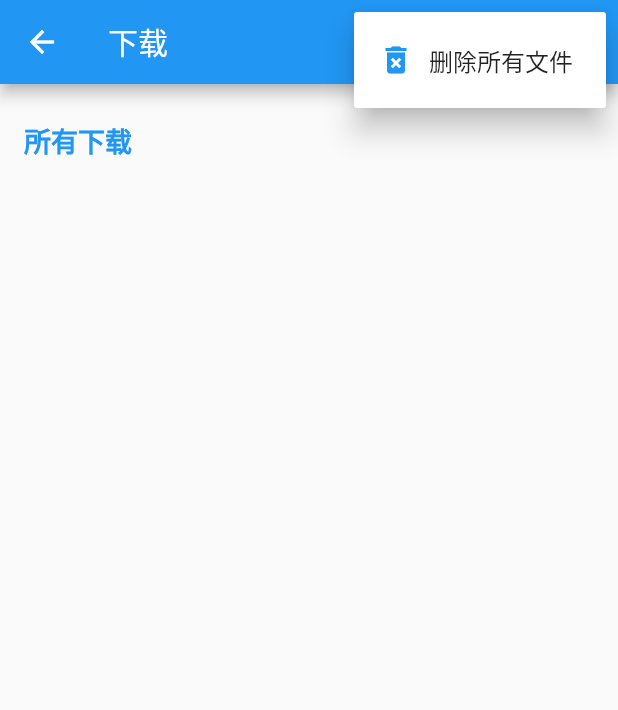
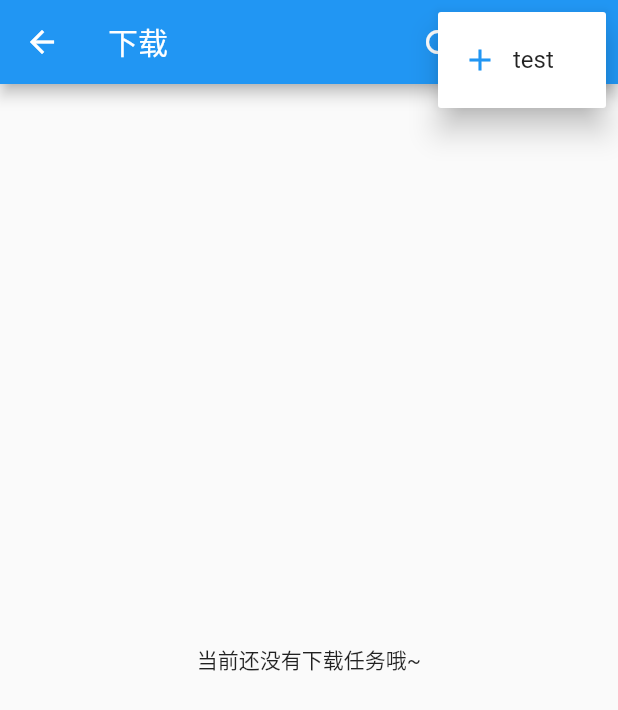
Before and after one commit to bytemain/flutter-bddisk, a Flutter app: the DownloaderPage screen opened directly, after a tap on the "more vert" icon, on a phone screen of 412 x 824 dp. Shown: the top 710 px of the screen. Run offline on Flutter 3.47's test engine with Material 2 defaults, Android fonts, the phone set to English and light mode, and no system bars; our stand-ins replace get, permission_handler, settings_ui, shared_preferences, sqflite, webview_flutter; missing offline and left inert: filesize, flutter_downloader; accounts and stored records are empty.

Commit message:
feat: 优化下载页面

```diff
--- a/lib/pages/DownloaderPage.dart
+++ b/lib/pages/DownloaderPage.dart
@@ -4,6 +4,8 @@ import 'dart:ui';
 
 import 'package:bddisk/helpers/Download.dart';
 import 'package:bddisk/helpers/DownloadRepository.dart';
+import 'package:filesize/filesize.dart';
+import 'package:flutter/cupertino.dart';
 import 'package:flutter/material.dart';
 import 'package:flutter_downloader/flutter_downloader.dart';
 import 'package:get/get.dart';
@@ -18,6 +20,12 @@ class _ItemHolder {
   _ItemHolder({this.name, this.task});
 }
 
+List<Choice> choices = const <Choice>[
+  const Choice("refresh", title: '刷新', icon: Icons.refresh),
+  const Choice("delete_all", title: '删除所有', icon: Icons.delete_sweep),
+  const Choice("test", title: 'test', icon: Icons.add),
+];
+
 class DownloaderPage extends StatefulWidget with WidgetsBindingObserver {
   final int homeIndex;
 
@@ -27,18 +35,13 @@ class DownloaderPage extends StatefulWidget with WidgetsBindingObserver {
   _DownloaderPageState createState() => new _DownloaderPageState();
 }
 
-const List<Choice> choices = const <Choice>[
-  const Choice("refresh", title: '刷新', icon: Icons.refresh),
-  const Choice("delete_all", title: '清除下载记录', icon: Icons.delete_sweep),
-  const Choice("delete_all_file", title: '删除所有文件', icon: Icons.delete_forever),
-];
-
 class _DownloaderPageState extends State<DownloaderPage> {
   List<TaskInfo> _tasks;
   List<_ItemHolder> _items;
   bool _isLoading;
   bool _permissionReady;
   ReceivePort _port = ReceivePort();
+  Map<String, dynamic> _progress = Map();
 
   @override
   void initState() {
@@ -51,6 +54,12 @@ class _DownloaderPageState extends State<DownloaderPage> {
     _isLoading = true;
     _permissionReady = false;
     _prepare();
+  }
+
+  @override
+  void didUpdateWidget(DownloaderPage oldWidget) {
+    super.didUpdateWidget(oldWidget);
+    print("didUpdateWidget");
   }
 
   @override
@@ -70,16 +79,17 @@ class _DownloaderPageState extends State<DownloaderPage> {
       String id = data[0];
       DownloadTaskStatus status = data[1];
       int progress = data[2];
-
+      int downloaded = data[3];
+      int all = data[4];
       final task = _tasks?.firstWhere((task) => task.taskId == id);
       if (task != null) {
-        print(task.name);
-        _prepare();
         setState(() {
           task.status = status;
           task.progress = progress;
+          _progress[task.taskId] = {"downloaded": downloaded, "all": all};
         });
       }
+      _prepare();
     });
   }
 
@@ -87,10 +97,10 @@ class _DownloaderPageState extends State<DownloaderPage> {
     IsolateNameServer.removePortNameMapping('downloader_send_port');
   }
 
-  static downloadCallback(String id, DownloadTaskStatus status, int progress) {
+  static downloadCallback(String id, DownloadTaskStatus status, int progress, int downloaded, int all) {
     print('Background Isolate Callback: task: ($id) status: (${judgeDownloadStatus(status)}) progress: ($progress)');
     final SendPort send = IsolateNameServer.lookupPortByName('downloader_send_port');
-    send.send([id, status, progress]);
+    send.send([id, status, progress, downloaded, all]);
   }
 
   void _select(Choice choice) async {
@@ -169,168 +179,11 @@ class _DownloaderPageState extends State<DownloaderPage> {
         ignoreSafeArea: true,
       );
 
-  @override
-  Widget build(BuildContext context) {
-    return new Scaffold(
-      appBar: new AppBar(
-        title: new Text("下载"),
-        actions: <Widget>[
-          IconButton(
-            icon: Icon(choices[0].icon),
-            onPressed: () {
-              _select(choices[0]);
-            },
-          ),
-          IconButton(
-            icon: Icon(choices[1].icon),
-            onPressed: () {
-              _select(choices[1]);
-            },
-          ),
-          PopupMenuButton<Choice>(
-            onSelected: _select,
-            itemBuilder: (BuildContext context) {
-              return choices.skip(2).map((Choice choice) {
-                return PopupMenuItem<Choice>(
-                  value: choice,
-                  child: Row(
-                    children: <Widget>[
-                      Icon(
-                        choice.icon,
-                        size: 24,
-                        color: Colors.blue,
-                      ),
-                      SizedBox(
-                        width: 10,
-                      ),
-                      Text(choice.title),
-                    ],
-                  ),
-                );
-              }).toList();
-            },
-          ),
-        ],
-      ),
-      body: Builder(
-          builder: (context) => RefreshIndicator(
-                onRefresh: () {
-                  setState(() {
-                    _isLoading = true;
-                  });
-                  return _prepare();
-                },
-                child: Container(
-                  child: _isLoading
-                      ? new Center(
-                          child: new CircularProgressIndicator(),
-                        )
-                      : _permissionReady
-                          ? new Container(
-                              child: new ListView(
-                                padding: const EdgeInsets.symmetric(vertical: 16.0),
-                                children: _items
-                                    .map((item) => item.task == null
-                                        ? new Container(
-                                            padding: const EdgeInsets.symmetric(horizontal: 16.0, vertical: 8.0),
-                                            child: Text(
-                                              "${item.name}",
-                                              style: TextStyle(
-                                                  fontWeight: FontWeight.bold, color: Colors.blue, fontSize: 18.0),
-                                            ),
-                                          )
-                                        : new Container(
-                                            padding: const EdgeInsets.only(left: 16.0, right: 8.0),
-                                            child: InkWell(
-                                              onTap: item.task.status == DownloadTaskStatus.complete
-                                                  ? () {
-                                                      _openDownloadedFile(item.task).then((success) {
-                                                        if (!success) {
-                                                          Scaffold.of(context).showSnackBar(SnackBar(
-                                                            content: Text('无法打开此文件。'),
-                                                          ));
-                                                        }
-                                                      });
-                                                    }
-                                                  : () => showDownloadInfo(item),
-                                              child: new Stack(
-                                                children: <Widget>[
-                                                  new Container(
-                                                    width: double.infinity,
-                                                    height: 64.0,
-                                                    child: new Row(
-                                                      crossAxisAlignment: CrossAxisAlignment.center,
-                                                      children: <Widget>[
-                                                        new Expanded(
-                                                          child: new Text(
-                                                            item.name ?? "",
-                                                            maxLines: 1,
-                                                            softWrap: true,
-                                                            overflow: TextOverflow.ellipsis,
-                                                          ),
-                                                        ),
-                                                        new Padding(
-                                                          padding: const EdgeInsets.only(left: 8.0),
-                                                          child: _buildActionForItem(item),
-                                                        ),
-                                                      ],
-                                                    ),
-                                                  ),
-                                                  item.task.status == DownloadTaskStatus.running ||
-                                                          item.task.status == DownloadTaskStatus.paused
-                                                      ? new Positioned(
-                                                          left: 0.0,
-                                                          right: 0.0,
-                                                          bottom: 0.0,
-                                                          child: new LinearProgressIndicator(
-                                                            value: item.task.progress / 100,
-                                                          ),
-                                                        )
-                                                      : new Container()
-                                                ].where((child) => child != null).toList(),
-                                              ),
-                                            ),
-                                          ))
-                                    .toList(),
-                              ),
-                            )
-                          : new Container(
-                              child: Center(
-                                child: Column(
-                                  mainAxisSize: MainAxisSize.min,
-                                  crossAxisAlignment: CrossAxisAlignment.center,
-                                  children: [
-                                    Padding(
-                                      padding: const EdgeInsets.symmetric(horizontal: 24.0),
-                                      child: Text(
-                                        '请允许使用储存权限。',
-                                        textAlign: TextAlign.center,
-                                        style: TextStyle(color: Colors.blueGrey, fontSize: 18.0),
-                                      ),
-                                    ),
-                                    SizedBox(
-                                      height: 32.0,
-                                    ),
-                                    FlatButton(
-                                        onPressed: () {
-                                          AppConfig.instance.requestStoragePermissions().then((hasGranted) {
-                                            setState(() {
-                                              _permissionReady = hasGranted;
-                                            });
-                                          });
-                                        },
-                                        child: Text(
-                                          '重试',
-                                          style: TextStyle(
-                                              color: Colors.blue, fontWeight: FontWeight.bold, fontSize: 20.0),
-                                        ))
-                                  ],
-                                ),
-                              ),
-                            ),
-                ),
-              )),
-    );
+  String getProgressText(_ItemHolder item) {
+    Map progress = _progress[item.task.taskId] ?? {};
+    int download = progress["downloaded"] ?? 0;
+    int all = progress["all"] ?? 0;
+    return "${filesize(download)} / ${filesize(all)}";
   }
 
   Widget _buildActionForItem(_ItemHolder item) {
@@ -507,24 +360,29 @@ class _DownloaderPageState extends State<DownloaderPage> {
 
   void _requestDownload(TaskInfo task) async {
     task.taskId = await DownloadRepository.instance.enqueue(task);
+    await _prepare();
   }
 
   void _cancelDownload(TaskInfo task) async {
     await DownloadRepository.instance.cancel(task);
+    await _prepare();
   }
 
   void _pauseDownload(TaskInfo task) async {
     await DownloadRepository.instance.pause(task);
+    await _prepare();
   }
 
   void _resumeDownload(TaskInfo task) async {
     String newTaskId = await DownloadRepository.instance.resume(task);
     task.taskId = newTaskId;
+    await _prepare();
   }
 
   void _retryDownload(TaskInfo task) async {
     String newTaskId = await DownloadRepository.instance.retry(task);
     task.taskId = newTaskId;
+    await _prepare();
   }
 
   Future<bool> _openDownloadedFile(TaskInfo task) {
@@ -535,18 +393,38 @@ class _DownloaderPageState extends State<DownloaderPage> {
     _cancelDownload(task);
     await DownloadRepository.instance.delete(task);
     await _prepare();
-    setState(() {});
   }
 
   Future<Null> _prepare() async {
     final tasks = await DownloadRepository.instance.tasks ?? [];
     _tasks = [];
     _items = [];
+    int count = 0;
+    _tasks.addAll(tasks.fold<List<TaskInfo>>([], (result, task) {
+      if (task.status != DownloadTaskStatus.complete) {
+        result.add(TaskInfo.fromDownloadTask(task));
+      }
+      return result;
+    }));
 
-    _tasks.addAll(tasks.map((task) => TaskInfo.fromDownloadTask(task)));
-    _items.add(_ItemHolder(name: '所有下载'));
-    for (int i = 0; i < _tasks.length; i++) {
-      _items.add(_ItemHolder(name: _tasks[i].name, task: _tasks[i]));
+    if (_tasks.length > 0) {
+      _items.add(_ItemHolder(name: '未完成'));
+      for (int i = 0; i < _tasks.length; i++) {
+        _items.add(_ItemHolder(name: _tasks[i].name, task: _tasks[i]));
+        count++;
+      }
+      _tasks.addAll(tasks.fold<List<TaskInfo>>([], (result, task) {
+        if (task.status == DownloadTaskStatus.complete) {
+          result.add(TaskInfo.fromDownloadTask(task));
+        }
+        return result;
+      }));
+      if (_tasks.skip(count).length > 0) {
+        _items.add(_ItemHolder(name: '已完成'));
+        for (int i = count; i < _tasks.length; i++) {
+          _items.add(_ItemHolder(name: _tasks[i].name, task: _tasks[i]));
+        }
+      }
     }
 
     _permissionReady = await AppConfig.instance.requestStoragePermissions();
@@ -557,4 +435,187 @@ class _DownloaderPageState extends State<DownloaderPage> {
       _isLoading = false;
     });
   }
+
+  @override
+  Widget build(BuildContext context) {
+    return new Scaffold(
+      appBar: new AppBar(
+        title: new Text("下载"),
+        actions: <Widget>[
+          ...choices.take(2).map(
+                (Choice choice) => Tooltip(
+                  message: choice.title,
+                  child: IconButton(
+                    icon: Icon(choice.icon),
+                    onPressed: () {
+                      _select(choice);
+                    },
+                  ),
+                ),
+              ),
+          PopupMenuButton<Choice>(
+            onSelected: _select,
+            itemBuilder: (BuildContext context) => choices
+                .skip(2)
+                .map(
+                  (Choice choice) => PopupMenuItem<Choice>(
+                    value: choice,
+                    child: Row(
+                      children: <Widget>[
+                        Icon(
+                          choice.icon,
+                          size: 24,
+                          color: Colors.blue,
+                        ),
+                        SizedBox(
+                          width: 10,
+                        ),
+                        Text(choice.title),
+                      ],
+                    ),
+                  ),
+                )
+                .toList(),
+          ),
+        ],
+      ),
+      body: Builder(
+        builder: (context) => RefreshIndicator(
+          onRefresh: () {
+            setState(() {
+              _isLoading = true;
+            });
+            return _prepare();
+          },
+          child: Container(
+            child: _isLoading
+                ? new Center(
+                    child: new CircularProgressIndicator(),
+                  )
+                : _permissionReady
+                    ? new Container(
+                        child: _items.length > 0
+                            ? new ListView(
+                                padding: const EdgeInsets.symmetric(vertical: 16.0),
+                                children: _items
+                                    .map((item) => item.task == null
+                                        ? new Container(
+                                            padding: const EdgeInsets.symmetric(horizontal: 16.0, vertical: 8.0),
+                                            child: Text(
+                                              "${item.name}",
+                                              style: TextStyle(
+                                                  fontWeight: FontWeight.bold, color: Colors.blue, fontSize: 18.0),
+                                            ),
+                                          )
+                                        : new Container(
+                                            padding: const EdgeInsets.only(left: 16.0, right: 8.0),
+                                            child: InkWell(
+                                              onTap: item.task.status == DownloadTaskStatus.complete
+                                                  ? () {
+                                                      _openDownloadedFile(item.task).then((success) {
+                                                        if (!success) {
+                                                          Scaffold.of(context).showSnackBar(SnackBar(
+                                                            content: Text('无法打开此文件。'),
+                                                          ));
+                                                        }
+                                                      });
+                                                    }
+                                                  : () => showDownloadInfo(item),
+                                              child: new Stack(
+                                                children: <Widget>[
+                                                  new Container(
+                                                    width: double.infinity,
+                                                    height: 86.0,
+                                                    child: new Row(
+                                                      crossAxisAlignment: CrossAxisAlignment.center,
+                                                      children: <Widget>[
+                                                        new Expanded(
+                                                          child: new Text(
+                                                            item.name ?? "",
+                                                            maxLines: 1,
+                                                            softWrap: true,
+                                                            overflow: TextOverflow.ellipsis,
+                                                          ),
+                                                        ),
+                                                        new Padding(
+                                                          padding: const EdgeInsets.only(left: 8.0),
+                                                          child: _buildActionForItem(item),
+                                                        ),
+                                                      ],
+                                                    ),
+                                                  ),
+                                                  item.task.status == DownloadTaskStatus.running ||
+                                                          item.task.status == DownloadTaskStatus.paused
+                                                      ? new Positioned(
+                                                          left: 0.0,
+                                                          right: 0.0,
+                                                          bottom: 0.0,
+                                                          child: Column(
+                                                            children: [
+                                                              new LinearProgressIndicator(
+                                                                value: item.task.progress / 100,
+                                                              ),
+                                                              SizedBox(
+                                                                height: 5,
+                                                              ),
+                                                              Row(
+                                                                mainAxisAlignment: MainAxisAlignment.spaceBetween,
+                                                                children: [
+                                                                  Text("${item.task.progress}%"),
+                                                                  Text(getProgressText(item))
+                                                                ],
+                                                              )
+                                                            ],
+                                                          ),
+                                                        )
+                                                      : new Container(),
+                                                ].where((child) => child != null).toList(),
+                                              ),
+                                            ),
+                                          ))
+                                    .toList(),
+                              )
+                            : Center(
+                                child: Text("当前还没有下载任务哦~"),
+                              ),
+                      )
+                    : new Container(
+                        child: Center(
+                          child: Column(
+                            mainAxisSize: MainAxisSize.min,
+                            crossAxisAlignment: CrossAxisAlignment.center,
+                            children: [
+                              Padding(
+                                padding: const EdgeInsets.symmetric(horizontal: 24.0),
+                                child: Text(
+                                  '请允许使用储存权限。',
+                                  textAlign: TextAlign.center,
+                                  style: TextStyle(color: Colors.blueGrey, fontSize: 18.0),
+                                ),
+                              ),
+                              SizedBox(
+                                height: 32.0,
+                              ),
+                              FlatButton(
+                                onPressed: () {
+                                  AppConfig.instance.requestStoragePermissions().then((hasGranted) {
+                                    setState(() {
+                                      _permissionReady = hasGranted;
+                                    });
+                                  });
+                                },
+                                child: Text(
+                                  '重试',
+                                  style: TextStyle(color: Colors.blue, fontWeight: FontWeight.bold, fontSize: 20.0),
+                                ),
+                              )
+                            ],
+                          ),
+                        ),
+                      ),
+          ),
+        ),
+      ),
+    );
+  }
 }
```
